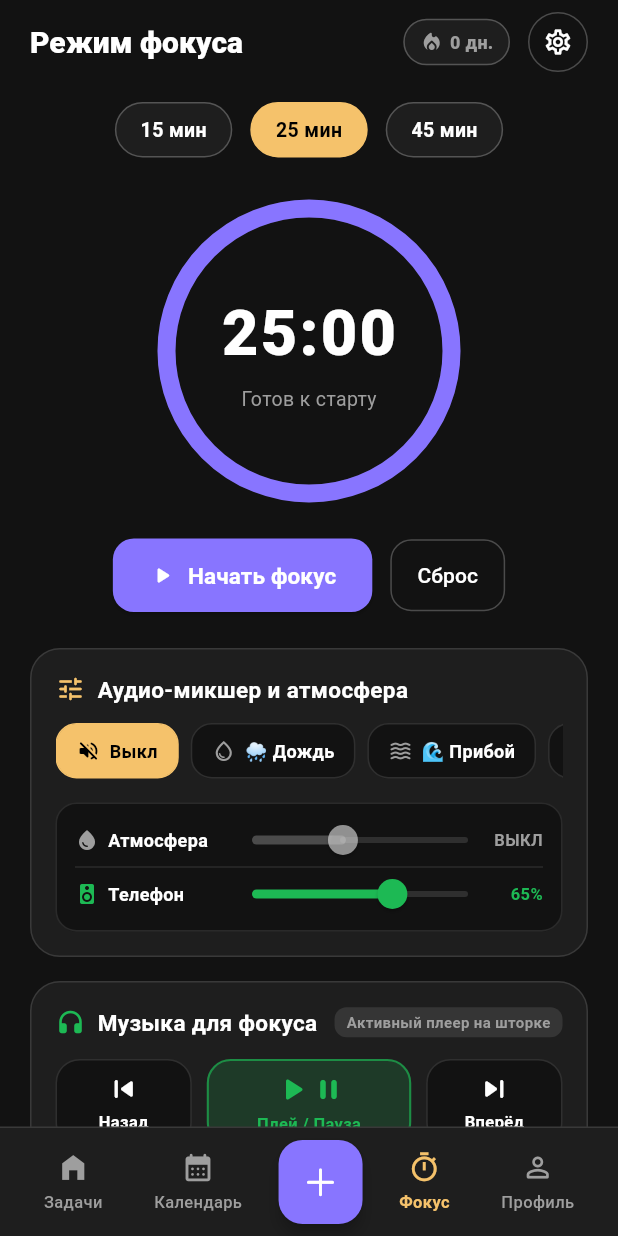
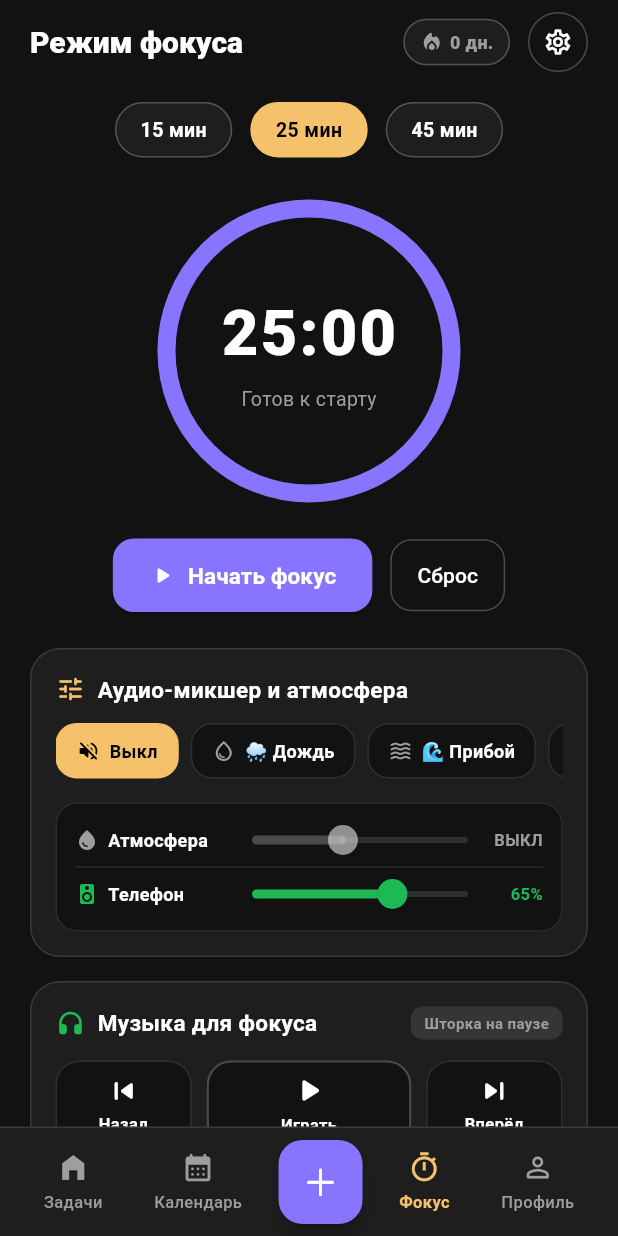
Before and after one commit to helltrilla/todo, a Flutter app: the HomeScreen screen opened by its route, item 3 of the bottom bar chosen, after a tap on "Назад", on a phone screen of 412 x 824 dp. Run offline on Flutter 3.47's test engine with Material 3 defaults, Android fonts, the phone set to English and light mode, and no system bars; our stand-ins replace go_router, shared_preferences; accounts and stored records are empty.

Commit message:
feat(focus): sync media remote button icon and state with system playback status

```diff
--- a/lib/core/notifications/notification_service.dart
+++ b/lib/core/notifications/notification_service.dart
@@ -223,6 +223,18 @@ class NotificationService {
     } catch (_) {}
   }
 
+  /// Returns `true` if media is currently playing on the device system shade
+  /// (Spotify, Yandex Music, Apple Music, etc.) or `false` if paused.
+  Future<bool> getMediaPlaybackState() async {
+    if (kIsWeb) return false;
+    try {
+      final playing = await _channel.invokeMethod<bool>('getMediaPlaybackState');
+      return playing ?? false;
+    } catch (_) {
+      return false;
+    }
+  }
+
   /// Reads the current device hardware media volume (`0.0` to `1.0`).
   Future<double> getSystemVolume() async {
     if (kIsWeb) return 0.65;
--- a/lib/features/tasks/presentation/widgets/focus_tab_view.dart
+++ b/lib/features/tasks/presentation/widgets/focus_tab_view.dart
@@ -85,7 +85,8 @@ class FocusTabView extends StatefulWidget {
   State<FocusTabView> createState() => _FocusTabViewState();
 }
 
-class _FocusTabViewState extends State<FocusTabView> {
+class _FocusTabViewState extends State<FocusTabView>
+    with WidgetsBindingObserver {
   static const _presetsMinutes = [15, 25, 45];
   static const _userPlaylistsKey = 'focus_user_playlists_v2';
   static const _legacyCustomPlaylistUrlKey = 'focus_custom_playlist_url';
@@ -108,13 +109,46 @@ class _FocusTabViewState extends State<FocusTabView> {
   String _ambientSound = 'off';
   double _ambientVolume = 0.45;
   double _systemVolume = 0.65;
+  bool _isSystemMusicPlaying = false;
+  Timer? _playbackPollTimer;
   List<_UserPlaylist> _userPlaylists = [];
 
   @override
   void initState() {
     super.initState();
+    WidgetsBinding.instance.addObserver(this);
     _remainingSeconds = _selectedMinutes * 60;
     _loadSavedPlaylists();
+    _checkPlaybackState();
+    _playbackPollTimer = Timer.periodic(
+      const Duration(milliseconds: 1400),
+      (_) => _checkPlaybackState(),
+    );
+  }
+
+  Future<void> _checkPlaybackState() async {
+    final isPlaying =
+        await NotificationService.instance.getMediaPlaybackState();
+    if (mounted && _isSystemMusicPlaying != isPlaying) {
+      setState(() => _isSystemMusicPlaying = isPlaying);
+    }
+  }
+
+  Future<void> _toggleSystemPlayPause() async {
+    AppHaptics.medium();
+    setState(() => _isSystemMusicPlaying = !_isSystemMusicPlaying);
+    await NotificationService.instance.sendMediaCommand('playPause');
+    Future.delayed(const Duration(milliseconds: 350), _checkPlaybackState);
+  }
+
+  @override
+  void didChangeAppLifecycleState(AppLifecycleState state) {
+    if (state == AppLifecycleState.resumed) {
+      _checkPlaybackState();
+      NotificationService.instance.getSystemVolume().then((vol) {
+        if (mounted) setState(() => _systemVolume = vol);
+      });
+    }
   }
 
   Future<void> _loadSavedPlaylists() async {
@@ -257,6 +291,8 @@ class _FocusTabViewState extends State<FocusTabView> {
   @override
   void dispose() {
     _timer?.cancel();
+    _playbackPollTimer?.cancel();
+    WidgetsBinding.instance.removeObserver(this);
     NotificationService.instance.setAmbientSound(sound: 'off');
     super.dispose();
   }
@@ -1095,16 +1131,43 @@ class _FocusTabViewState extends State<FocusTabView> {
                       vertical: 3,
                     ),
                     decoration: BoxDecoration(
-                      color: Colors.white10,
+                      color: _isSystemMusicPlaying
+                          ? const Color(0xFF1DB954).withValues(alpha: 0.18)
+                          : Colors.white10,
                       borderRadius: BorderRadius.circular(8),
-                    ),
-                    child: const Text(
-                      'Активный плеер на шторке',
-                      style: TextStyle(
-                        color: AppColors.labeltext,
-                        fontSize: 10,
-                        fontWeight: FontWeight.w600,
-                      ),
+                      border: Border.all(
+                        color: _isSystemMusicPlaying
+                            ? const Color(0xFF1DB954).withValues(alpha: 0.45)
+                            : Colors.transparent,
+                      ),
+                    ),
+                    child: Row(
+                      mainAxisSize: MainAxisSize.min,
+                      children: [
+                        if (_isSystemMusicPlaying) ...[
+                          Container(
+                            width: 6,
+                            height: 6,
+                            decoration: const BoxDecoration(
+                              color: Color(0xFF1DB954),
+                              shape: BoxShape.circle,
+                            ),
+                          ),
+                          const SizedBox(width: 5),
+                        ],
+                        Text(
+                          _isSystemMusicPlaying
+                              ? 'Играет на шторке'
+                              : 'Шторка на паузе',
+                          style: TextStyle(
+                            color: _isSystemMusicPlaying
+                                ? const Color(0xFF1DB954)
+                                : AppColors.labeltext,
+                            fontSize: 10,
+                            fontWeight: FontWeight.w600,
+                          ),
+                        ),
+                      ],
                     ),
                   ),
                 ],
@@ -1118,10 +1181,14 @@ class _FocusTabViewState extends State<FocusTabView> {
                     child: _LargeMediaTransportBtn(
                       icon: Icons.skip_previous_rounded,
                       label: 'Назад',
-                      onTap: () {
+                      onTap: () async {
                         AppHaptics.light();
-                        NotificationService.instance.sendMediaCommand(
+                        await NotificationService.instance.sendMediaCommand(
                           'previous',
+                        );
+                        Future.delayed(
+                          const Duration(milliseconds: 350),
+                          _checkPlaybackState,
                         );
                       },
                     ),
@@ -1130,16 +1197,13 @@ class _FocusTabViewState extends State<FocusTabView> {
                   Expanded(
                     flex: 3,
                     child: _LargeMediaTransportBtn(
-                      icon: Icons.play_arrow_rounded,
-                      secondaryIcon: Icons.pause_rounded,
-                      label: 'Плей / Пауза',
+                      icon: _isSystemMusicPlaying
+                          ? Icons.pause_rounded
+                          : Icons.play_arrow_rounded,
+                      label: _isSystemMusicPlaying ? 'Пауза' : 'Играть',
                       isPrimary: true,
-                      onTap: () {
-                        AppHaptics.medium();
-                        NotificationService.instance.sendMediaCommand(
-                          'playPause',
-                        );
-                      },
+                      isActive: _isSystemMusicPlaying,
+                      onTap: _toggleSystemPlayPause,
                     ),
                   ),
                   const SizedBox(width: 10),
@@ -1148,9 +1212,15 @@ class _FocusTabViewState extends State<FocusTabView> {
                     child: _LargeMediaTransportBtn(
                       icon: Icons.skip_next_rounded,
                       label: 'Вперёд',
-                      onTap: () {
+                      onTap: () async {
                         AppHaptics.light();
-                        NotificationService.instance.sendMediaCommand('next');
+                        await NotificationService.instance.sendMediaCommand(
+                          'next',
+                        );
+                        Future.delayed(
+                          const Duration(milliseconds: 350),
+                          _checkPlaybackState,
+                        );
                       },
                     ),
                   ),
@@ -1405,50 +1475,58 @@ class _LargeMediaTransportBtn extends StatelessWidget {
     required this.icon,
     required this.label,
     required this.onTap,
-    this.secondaryIcon,
     this.isPrimary = false,
+    this.isActive = false,
   });
 
   final IconData icon;
-  final IconData? secondaryIcon;
   final String label;
   final VoidCallback onTap;
   final bool isPrimary;
+  final bool isActive;
 
   @override
   Widget build(BuildContext context) {
     final bgColor = isPrimary
-        ? const Color(0xFF1DB954).withValues(alpha: 0.18)
+        ? (isActive
+            ? const Color(0xFF1DB954).withValues(alpha: 0.24)
+            : AppColors.bgmain)
         : AppColors.bgmain;
     final borderColor = isPrimary
-        ? const Color(0xFF1DB954).withValues(alpha: 0.65)
+        ? (isActive
+            ? const Color(0xFF1DB954).withValues(alpha: 0.85)
+            : Colors.white24)
         : Colors.white12;
-    final fgColor = isPrimary ? const Color(0xFF1DB954) : AppColors.maintext;
+    final fgColor = isPrimary
+        ? (isActive ? const Color(0xFF1DB954) : AppColors.maintext)
+        : AppColors.maintext;
 
     return Material(
       color: Colors.transparent,
       child: InkWell(
         onTap: onTap,
         borderRadius: BorderRadius.circular(16),
-        child: Container(
+        child: AnimatedContainer(
+          duration: const Duration(milliseconds: 200),
           height: 58,
           decoration: BoxDecoration(
             color: bgColor,
             borderRadius: BorderRadius.circular(16),
             border: Border.all(color: borderColor, width: isPrimary ? 1.4 : 1),
+            boxShadow: (isPrimary && isActive)
+                ? [
+                    BoxShadow(
+                      color: const Color(0xFF1DB954).withValues(alpha: 0.22),
+                      blurRadius: 10,
+                      offset: const Offset(0, 3),
+                    ),
+                  ]
+                : null,
           ),
           child: Column(
             mainAxisAlignment: MainAxisAlignment.center,
             children: [
-              Row(
-                mainAxisAlignment: MainAxisAlignment.center,
-                children: [
-                  Icon(icon, size: isPrimary ? 26 : 24, color: fgColor),
-                  if (secondaryIcon != null) ...[
-                    Icon(secondaryIcon, size: 22, color: fgColor),
-                  ],
-                ],
-              ),
+              Icon(icon, size: isPrimary ? 26 : 24, color: fgColor),
               const SizedBox(height: 2),
               Text(
                 label,
```
Also changed, not shown: 2 other files.
